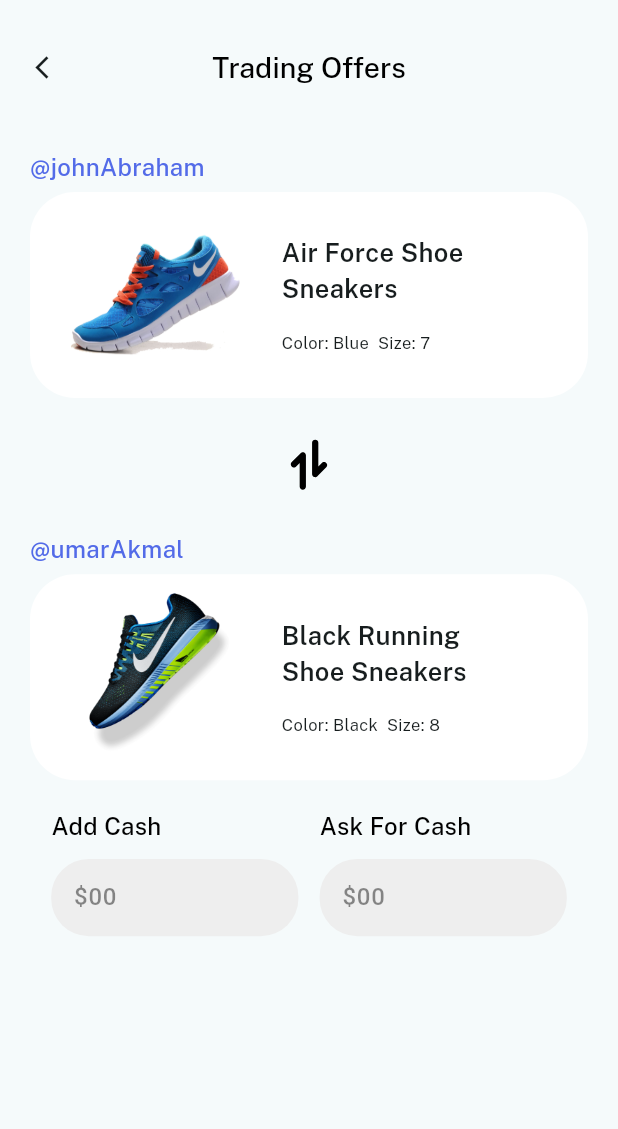
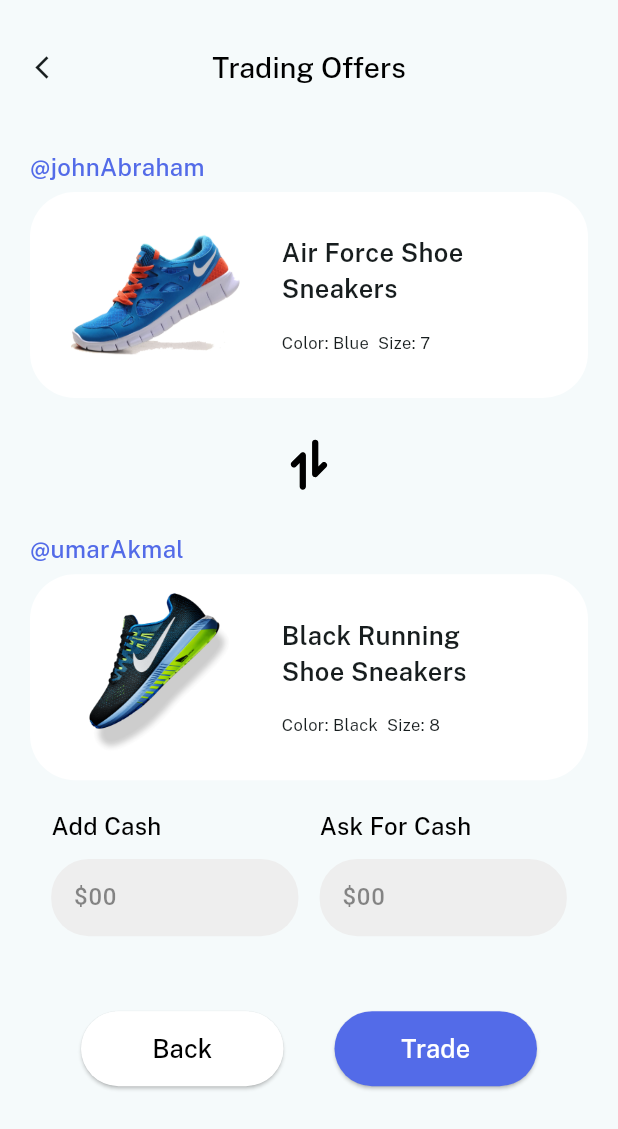
Before and after one commit to HAMZA-CH420/Shoe-Fanatic, a Flutter app: the TradeScreen screen opened directly, on a phone screen of 412 x 824 dp. Shown: the top 1129 px of the screen. Run offline on Flutter 3.47's test engine with Material 3 defaults, Android fonts, the phone set to English and light mode, and no system bars; our stand-ins replace flutter_svg, google_fonts, iconsax, lottie, permission_handler, shared_preferences and 1 more; accounts and stored records are empty.

Commit message:
minor changes

```diff
--- /dev/null
+++ b/lib/Features/TradingOffer/Widgets/custom_button.dart
@@ -0,0 +1,32 @@
+import 'package:flutter/material.dart';
+import 'package:google_fonts/google_fonts.dart';
+import 'package:shoe_fantastic/Ui%20Helper/Color%20Palate/color_palate.dart';
+
+class CustomButtonTrade extends StatelessWidget {
+  const CustomButtonTrade(
+      {super.key,
+      required this.btnName,
+      this.isTradeButton = false,
+      required this.onTap});
+  final String btnName;
+  final bool isTradeButton;
+  final VoidCallback onTap;
+  @override
+  Widget build(BuildContext context) {
+    return ElevatedButton(
+      onPressed: onTap,
+      style: ElevatedButton.styleFrom(
+        fixedSize: Size(135, 50),
+        backgroundColor: isTradeButton ? Palate.primaryColor : Colors.white,
+      ),
+      child: Text(
+        btnName,
+        style: GoogleFonts.publicSans(
+          fontWeight: FontWeight.w500,
+          fontSize: 17,
+          color: isTradeButton ? Colors.white : Colors.black,
+        ),
+      ),
+    );
+  }
+}
--- a/lib/Features/TradingOffer/trade_screen.dart
+++ b/lib/Features/TradingOffer/trade_screen.dart
@@ -2,17 +2,29 @@ import 'package:flutter/material.dart';
 import 'package:flutter/services.dart';
 import 'package:flutter_svg/svg.dart';
 import 'package:google_fonts/google_fonts.dart';
+import 'package:lottie/lottie.dart';
 import 'package:shoe_fantastic/Features/TradingOffer/Widgets/ask_cash_widget.dart';
+import 'package:shoe_fantastic/Features/TradingOffer/Widgets/custom_button.dart';
 import 'package:shoe_fantastic/Features/TradingOffer/Widgets/shoe_trade_widget.dart';
 
 import '../../Ui Helper/Color Palate/color_palate.dart';
 
-class TradeScreen extends StatelessWidget {
+class TradeScreen extends StatefulWidget {
   const TradeScreen({super.key});
 
   @override
+  State<TradeScreen> createState() => _TradeScreenState();
+}
+
+class _TradeScreenState extends State<TradeScreen>
+    with TickerProviderStateMixin {
+  @override
   Widget build(BuildContext context) {
-    return Scaffold(
+    return GestureDetector(
+      onTap: () {
+        FocusManager.instance.primaryFocus!.unfocus();
+      },
+      child: Scaffold(
         appBar: AppBar(
           scrolledUnderElevation: 0.0,
           elevation: 0,
@@ -72,10 +84,66 @@ class TradeScreen extends StatelessWidget {
                     ),
                   ],
                 ),
+                const SizedBox(
+                  height: 10,
+                ),
+                Row(
+                  mainAxisAlignment: MainAxisAlignment.spaceEvenly,
+                  children: [
+                    CustomButtonTrade(
+                      onTap: () {},
+                      btnName: "Back",
+                    ),
+                    CustomButtonTrade(
+                      btnName: 'Trade',
+                      onTap: () async {
+                        await showTradeAnimation(context);
+                      },
+                      isTradeButton: true,
+                    ),
                   ],
+                ),
+              ],
+            ),
           ),
         ),
       ),
     );
   }
+
+  Future<void> showTradeAnimation(BuildContext context) async {
+    // Create an AnimationController
+    final controller = AnimationController(
+      vsync: this,
+    );
+    controller.addStatusListener((status) {
+      if (status == AnimationStatus.completed) {
+        Navigator.pop(context);
+        Navigator.pop(context);
+        controller.dispose(); // Dispose of the controller
       }
+    });
+
+    // Show the dialog
+    await showDialog(
+      context: context,
+      barrierDismissible: false, // Prevent dismissing by tapping outside
+      builder: (context) {
+        return AlertDialog(
+          elevation: 4,
+          backgroundColor: Colors.transparent,
+          content: Lottie.asset(
+            "assets/animations/tradeAnimation.json",
+            controller: controller, // Assign the controller
+            onLoaded: (composition) {
+              // Configure the controller's duration
+              controller.duration = composition.duration;
+              // Start the animation
+              controller.forward();
+            },
+          ),
+        );
+      },
+    );
+  }
+}
```
Lines whose indentation alone changed are shown as unchanged.
